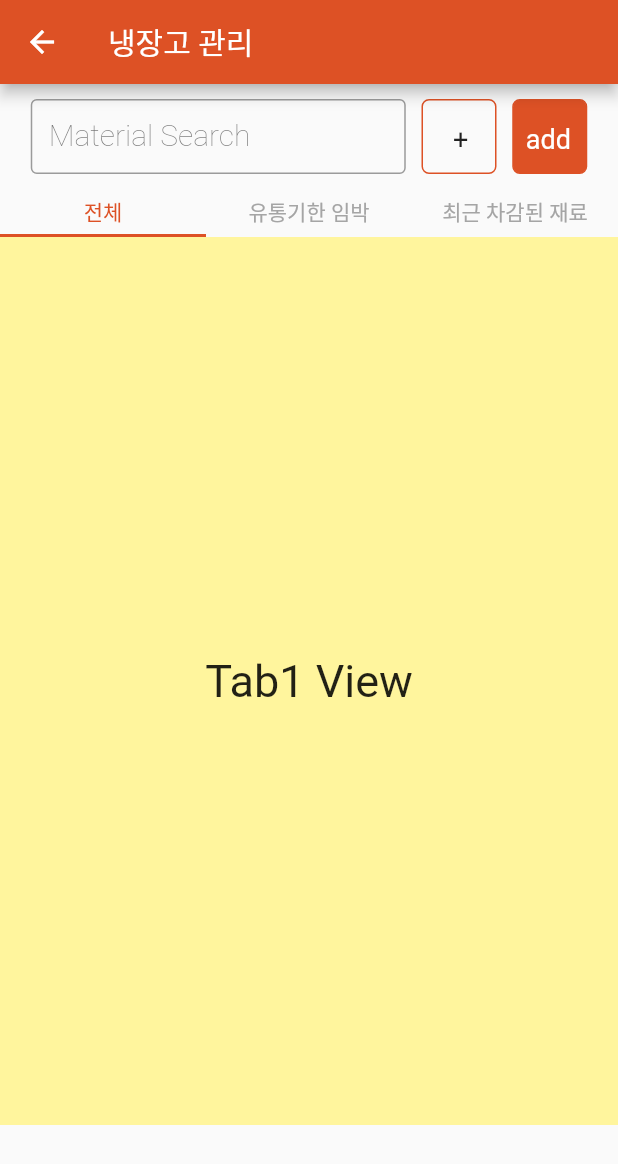
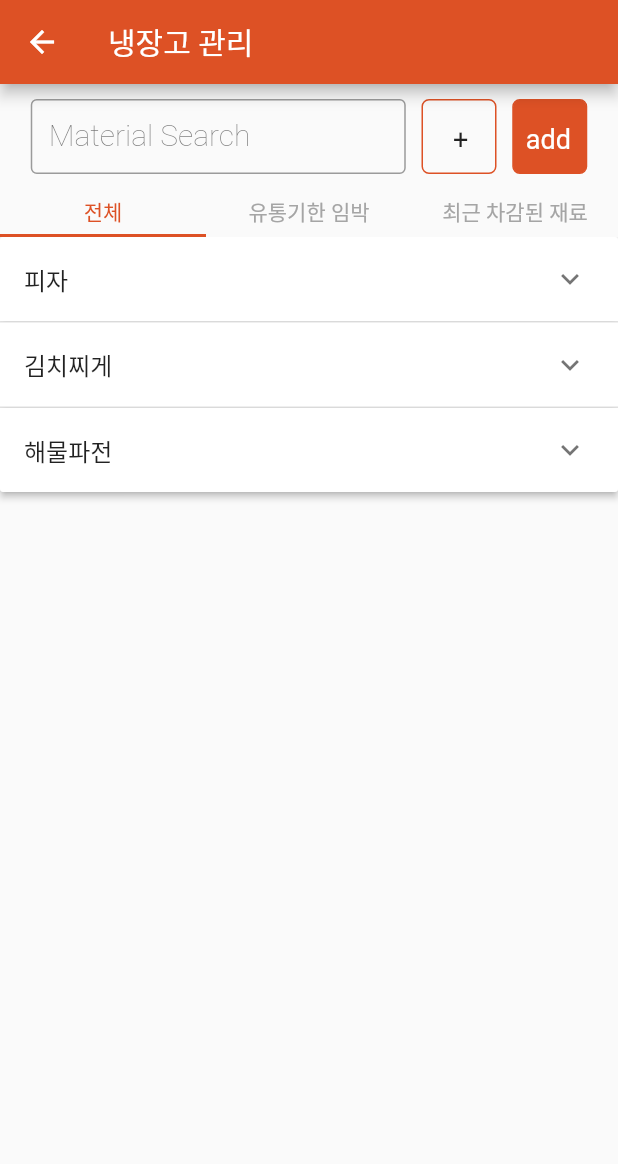
Before and after one commit to koboolean/refrigerator_project_flutter, a Flutter app: the MyFridge screen opened directly, on a phone screen of 412 x 824 dp. Shown: the top 1164 px of the screen. Run offline on Flutter 3.47's test engine with Material 2 defaults, Android fonts, the phone set to English and light mode, and no system bars; our stand-ins replace dropdown_textfield, firebase_auth, firebase_core, flutter_svg, yaml; accounts and stored records are empty.

Commit message:
냉장고 관리 - 리스트부분 붙이기 -1

```diff
--- a/lib/screens/myRefriger.dart
+++ b/lib/screens/myRefriger.dart
@@ -2,6 +2,8 @@ import 'package:flutter/cupertino.dart';
 import 'package:flutter/material.dart';
 import 'package:provider/provider.dart';
 import 'package:refrigerator_project_flutter/constants/color.dart';
+import 'package:refrigerator_project_flutter/model/recipeItem.dart';
+import 'package:refrigerator_project_flutter/widgets/recipeList.dart';
 import 'package:refrigerator_project_flutter/services/auth_service.dart';
 
 /// 홈페이지
@@ -14,6 +16,25 @@ class MyFridge extends StatefulWidget {
 
 class _MyFridgeState extends State<MyFridge> with TickerProviderStateMixin {
   TextEditingController jobController = TextEditingController();
+
+  // ignore: prefer_final_fields
+  List<RecipeItem> _items = [
+    RecipeItem(
+      headerValue: '피자',
+      expandedValue: '2023 01 01',
+      isExpanded: false,
+    ),
+    RecipeItem(
+      headerValue: '김치찌게',
+      expandedValue: '2023 01 01',
+      isExpanded: false,
+    ),
+    RecipeItem(
+      headerValue: '해물파전',
+      expandedValue: '2023 01 03',
+      isExpanded: false,
+    ),
+  ];
 
   @override
   Widget build(BuildContext context) {
@@ -152,13 +173,15 @@ class _MyFridgeState extends State<MyFridge> with TickerProviderStateMixin {
                         controller: _tabController,
                         children: [
                           Container(
-                            color: Colors.yellow[200],
-                            alignment: Alignment.center,
-                            child: Text(
-                              'Tab1 View',
-                              style: TextStyle(
-                                fontSize: 30,
-                              ),
+                            child: RecipeList(
+                              items: _items,
+                              callbackFunction: (index, isExpanded) {
+                                setState(
+                                  () {
+                                    _items[index].isExpanded = !isExpanded;
+                                  },
+                                );
+                              },
                             ),
                           ),
                           Container(
```
